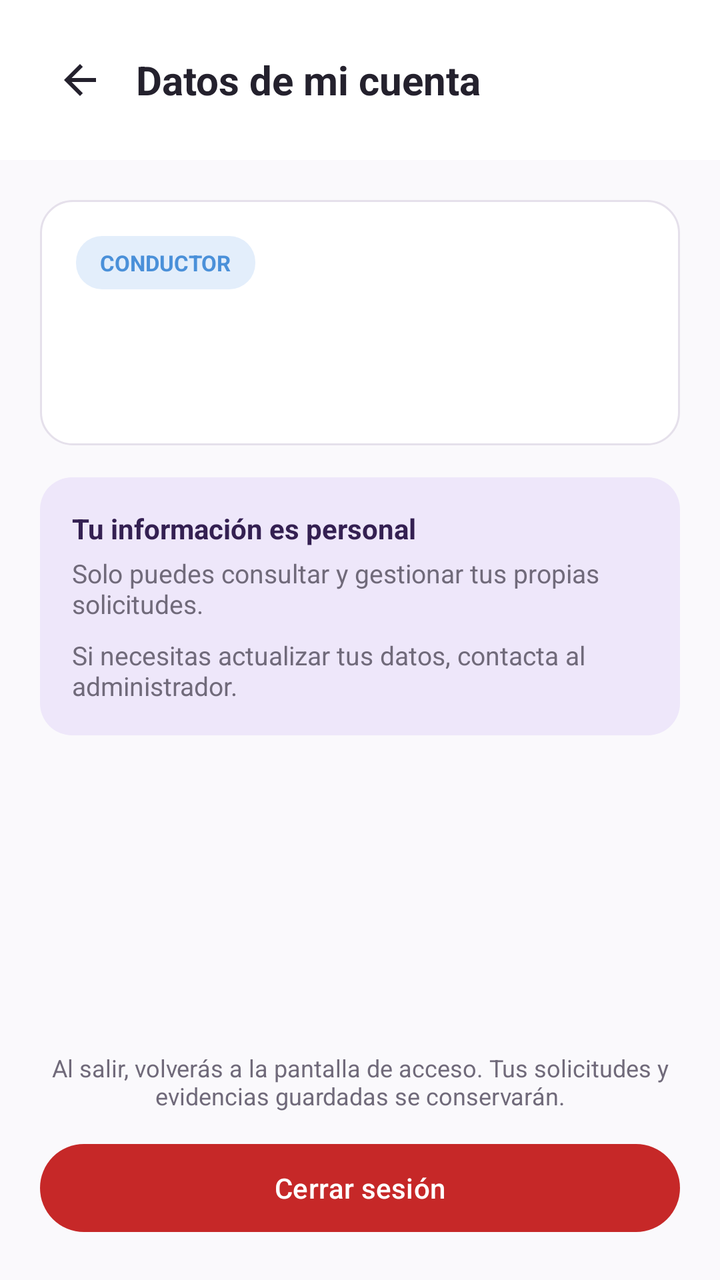
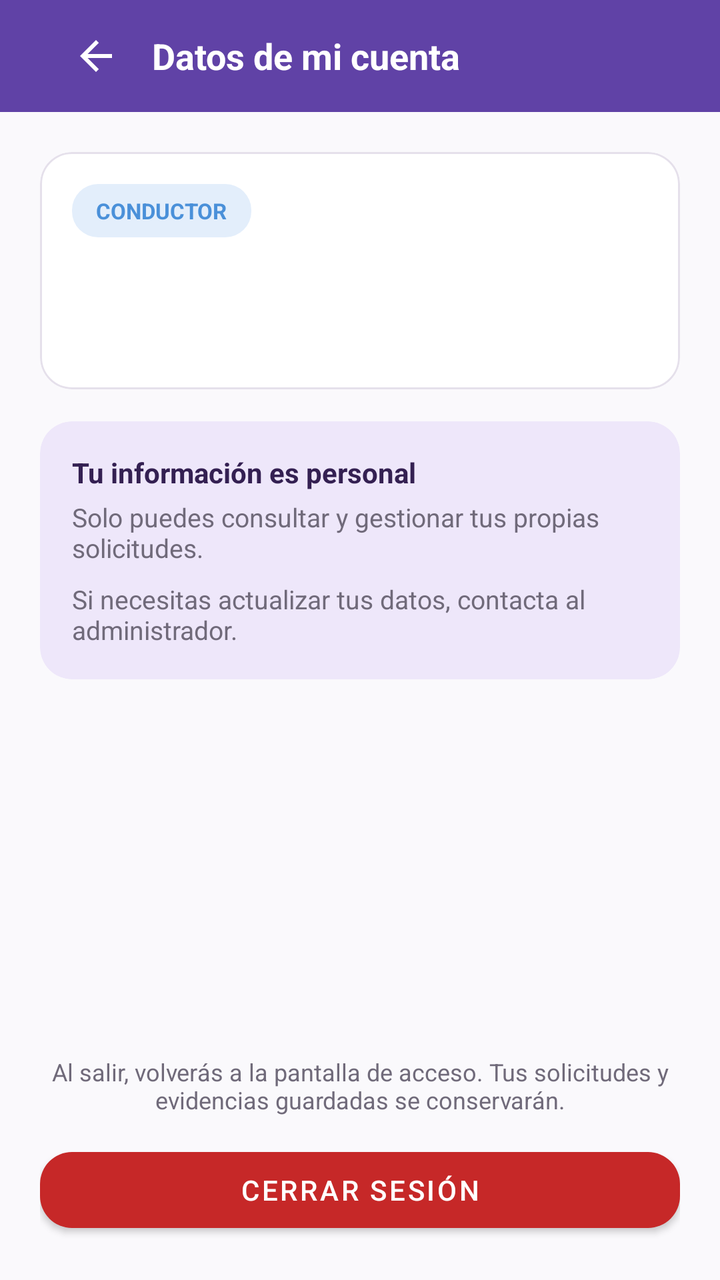

Compare the two renders of this Android layout. The source of the first and the diff that turns it into the second are given below.
<!-- AndroidManifest.xml: application theme Theme.ApiMovil -->
<!-- res/layout/fragment_perfil_conductor.xml -->
<?xml version="1.0" encoding="utf-8"?>
<LinearLayout xmlns:android="http://schemas.android.com/apk/res/android"
    xmlns:app="http://schemas.android.com/apk/res-auto"
    android:layout_width="match_parent"
    android:layout_height="match_parent"
    android:background="@color/fondo"
    android:orientation="vertical">

    <LinearLayout
        android:layout_width="match_parent"
        android:layout_height="wrap_content"
        android:orientation="horizontal"
        android:gravity="center_vertical"
        android:background="@color/blanco"
        android:padding="20dp">

        <ImageButton
            android:id="@+id/btnVolver"
            android:layout_width="40dp"
            android:layout_height="40dp"
            android:src="@drawable/ic_back"
            android:background="?attr/selectableItemBackgroundBorderless"
            android:contentDescription="@string/volver" />

        <TextView
            android:text="@string/datos_de_mi_cuenta"
            android:layout_width="wrap_content"
            android:layout_height="wrap_content"
            android:textSize="20sp"
            android:textStyle="bold"
            android:textColor="@color/texto_principal"
            android:layout_marginStart="8dp" />
    </LinearLayout>

    <LinearLayout
        android:layout_width="match_parent"
        android:layout_height="match_parent"
        android:orientation="vertical"
        android:padding="20dp">

        <LinearLayout
            android:layout_width="match_parent"
            android:layout_height="wrap_content"
            android:orientation="vertical"
            android:background="@drawable/bg_tarjeta"
            android:padding="18dp">

            <TextView
                android:text="@string/rol_conductor"
                android:layout_width="wrap_content"
                android:layout_height="wrap_content"
                android:background="@drawable/bg_badge_abierta"
                android:textColor="@color/estado_abierta"
                android:textStyle="bold"
                android:textSize="11sp"
                android:paddingHorizontal="12dp"
                android:paddingVertical="6dp" />

            <TextView
                android:id="@+id/textNombre"
                android:layout_width="match_parent"
                android:layout_height="wrap_content"
                android:textSize="20sp"
                android:textStyle="bold"
                android:textColor="@color/texto_principal"
                android:layout_marginTop="12dp" />

            <TextView
                android:id="@+id/textCorreo"
                android:layout_width="match_parent"
                android:layout_height="wrap_content"
                android:textSize="14sp"
                android:textColor="@color/texto_secundario"
                android:layout_marginTop="2dp" />
        </LinearLayout>

        <LinearLayout
            android:layout_width="match_parent"
            android:layout_height="wrap_content"
            android:orientation="vertical"
            android:background="@drawable/bg_tarjeta_info"
            android:padding="16dp"
            android:layout_marginTop="16dp">

            <TextView
                android:text="@string/tu_informacion_es_personal"
                android:layout_width="match_parent"
                android:layout_height="wrap_content"
                android:textColor="@color/marca_oscuro"
                android:textStyle="bold"
                android:textSize="14sp" />

            <TextView
                android:text="@string/informacion_protegida_conductor"
                android:layout_width="match_parent"
                android:layout_height="wrap_content"
                android:textColor="@color/texto_secundario"
                android:textSize="13sp"
                android:layout_marginTop="4dp" />

            <TextView
                android:text="@string/si_necesitas_actualizar_contacta_admin"
                android:layout_width="match_parent"
                android:layout_height="wrap_content"
                android:textColor="@color/texto_secundario"
                android:textSize="13sp"
                android:layout_marginTop="8dp" />
        </LinearLayout>

        <View
            android:layout_width="0dp"
            android:layout_height="0dp"
            android:layout_weight="1" />

        <TextView
            android:text="@string/informacion_cierre_sesion"
            android:layout_width="match_parent"
            android:layout_height="wrap_content"
            android:textColor="@color/texto_secundario"
            android:textSize="12sp"
            android:gravity="center"
            android:layout_marginBottom="12dp" />

        <com.google.android.material.button.MaterialButton
            android:id="@+id/btnCerrarSesion"
            android:layout_width="match_parent"
            android:layout_height="52dp"
            android:text="@string/cerrar_sesion"
            app:cornerRadius="28dp"
            app:backgroundTint="@color/estado_vencida" />

    </LinearLayout>
</LinearLayout>
<!-- resources referenced by this layout -->
<resources>
  <color name="blanco">#FFFFFF</color>
  <color name="estado_abierta">#4A90D9</color>
  <color name="estado_vencida">#C62828</color>
  <color name="fondo">#FAF9FC</color>
  <color name="marca_oscuro">#342052</color>
  <color name="texto_principal">#24212D</color>
  <color name="texto_secundario">#706A7A</color>
  <!-- drawable bg_badge_abierta (drawable) -->
  <?xml version="1.0" encoding="utf-8"?>
  <shape xmlns:android="http://schemas.android.com/apk/res/android" android:shape="rectangle">
      <solid android:color="@color/estado_abierta_fondo" />
      <corners android:radius="13dp" />
  </shape>
  <!-- drawable bg_tarjeta (drawable) -->
  <?xml version="1.0" encoding="utf-8"?>
  <shape xmlns:android="http://schemas.android.com/apk/res/android" android:shape="rectangle">
      <solid android:color="@color/blanco" />
      <corners android:radius="16dp" />
      <stroke android:width="1dp" android:color="@color/borde" />
  </shape>
  <!-- drawable bg_tarjeta_info (drawable) -->
  <?xml version="1.0" encoding="utf-8"?>
  <shape xmlns:android="http://schemas.android.com/apk/res/android" android:shape="rectangle">
      <solid android:color="@color/marca_claro" />
      <corners android:radius="16dp" />
  </shape>
  <!-- drawable ic_back (drawable) -->
  <?xml version="1.0" encoding="utf-8"?>
  <vector xmlns:android="http://schemas.android.com/apk/res/android"
      android:width="24dp" android:height="24dp"
      android:viewportWidth="24" android:viewportHeight="24">
      <path android:fillColor="#24212D"
          android:pathData="M20,11H7.83l5.59,-5.59L12,4l-8,8 8,8 1.41,-1.41L7.83,13H20v-2z" />
  </vector>
  <string name="cerrar_sesion">Cerrar sesión</string>
  <string name="datos_de_mi_cuenta">Datos de mi cuenta</string>
  <string name="informacion_cierre_sesion">Al salir, volverás a la pantalla de acceso. Tus solicitudes y evidencias guardadas se conservarán.</string>
  <string name="informacion_protegida_conductor">Solo puedes consultar y gestionar tus propias solicitudes.</string>
  <string name="rol_conductor">CONDUCTOR</string>
  <string name="si_necesitas_actualizar_contacta_admin">Si necesitas actualizar tus datos, contacta al administrador.</string>
  <string name="tu_informacion_es_personal">Tu información es personal</string>
  <string name="volver">Volver</string>
  <style name="Theme.ApiMovil" parent="Theme.Material3.DayNight.NoActionBar">
          <item name="colorPrimary">@color/purple_500</item>
          <item name="colorPrimaryVariant">@color/purple_700</item>
          <item name="colorOnPrimary">@color/white</item>
          <item name="colorSecondary">@color/teal_200</item>
      </style>
  <color name="estado_abierta_fondo">#E3EEFB</color>
  <color name="borde">#E5E0EB</color>
  <color name="marca_claro">#EEE7FA</color>
  <color name="purple_500">#6042A6</color>
  <color name="purple_700">#342052</color>
  <color name="white">#FFFFFFFF</color>
  <color name="teal_200">#6042A6</color>
</resources>

<!-- the commit's change to res/layout/fragment_perfil_conductor.xml (unified diff, before → after) -->
@@ -6,31 +6,44 @@
     android:background="@color/fondo"
     android:orientation="vertical">
 
-    <LinearLayout
+    <com.google.android.material.appbar.AppBarLayout
         android:layout_width="match_parent"
         android:layout_height="wrap_content"
-        android:orientation="horizontal"
-        android:gravity="center_vertical"
-        android:background="@color/blanco"
-        android:padding="20dp">
+        app:elevation="0dp">
 
-        <ImageButton
-            android:id="@+id/btnVolver"
-            android:layout_width="40dp"
-            android:layout_height="40dp"
-            android:src="@drawable/ic_back"
-            android:background="?attr/selectableItemBackgroundBorderless"
-            android:contentDescription="@string/volver" />
+        <com.google.android.material.appbar.MaterialToolbar
+            android:layout_width="match_parent"
+            android:layout_height="?attr/actionBarSize"
+            android:background="?attr/colorPrimary">
 
-        <TextView
-            android:text="@string/datos_de_mi_cuenta"
-            android:layout_width="wrap_content"
-            android:layout_height="wrap_content"
-            android:textSize="20sp"
-            android:textStyle="bold"
-            android:textColor="@color/texto_principal"
-            android:layout_marginStart="8dp" />
-    </LinearLayout>
+            <LinearLayout
+                android:layout_width="match_parent"
+                android:layout_height="wrap_content"
+                android:gravity="center_vertical"
+                android:orientation="horizontal"
+                android:paddingHorizontal="12dp">
+
+                <ImageButton
+                    android:id="@+id/btnVolver"
+                    android:layout_width="40dp"
+                    android:layout_height="40dp"
+                    android:background="?attr/selectableItemBackgroundBorderless"
+                    android:contentDescription="@string/volver"
+                    android:src="@drawable/ic_back"
+                    app:tint="@color/blanco" />
+
+                <TextView
+                    android:layout_width="wrap_content"
+                    android:layout_height="wrap_content"
+                    android:layout_marginStart="8dp"
+                    android:text="@string/datos_de_mi_cuenta"
+                    android:textColor="@color/blanco"
+                    android:textSize="18sp"
+                    android:textStyle="bold" />
+            </LinearLayout>
+
+        </com.google.android.material.appbar.MaterialToolbar>
+    </com.google.android.material.appbar.AppBarLayout>
 
     <LinearLayout
         android:layout_width="match_parent"
@@ -38,96 +51,113 @@
         android:orientation="vertical"
         android:padding="20dp">
 
-        <LinearLayout
+        <com.google.android.material.card.MaterialCardView
             android:layout_width="match_parent"
             android:layout_height="wrap_content"
-            android:orientation="vertical"
-            android:background="@drawable/bg_tarjeta"
-            android:padding="18dp">
+            app:cardBackgroundColor="@color/blanco"
+            app:cardCornerRadius="16dp"
+            app:cardElevation="0dp"
+            app:contentPadding="16dp"
+            app:strokeColor="@color/borde"
+            app:strokeWidth="1dp">
 
-            <TextView
-                android:text="@string/rol_conductor"
-                android:layout_width="wrap_content"
-                android:layout_height="wrap_content"
-                android:background="@drawable/bg_badge_abierta"
-                android:textColor="@color/estado_abierta"
-                android:textStyle="bold"
-                android:textSize="11sp"
-                android:paddingHorizontal="12dp"
-                android:paddingVertical="6dp" />
-
-            <TextView
-                android:id="@+id/textNombre"
+            <LinearLayout
                 android:layout_width="match_parent"
                 android:layout_height="wrap_content"
-                android:textSize="20sp"
-                android:textStyle="bold"
-                android:textColor="@color/texto_principal"
-                android:layout_marginTop="12dp" />
+                android:orientation="vertical">
 
-            <TextView
-                android:id="@+id/textCorreo"
+                <TextView
+                    android:layout_width="wrap_content"
+                    android:layout_height="wrap_content"
+                    android:background="@drawable/bg_badge_abierta"
+                    android:paddingHorizontal="12dp"
+                    android:paddingVertical="6dp"
+                    android:text="@string/rol_conductor"
+                    android:textColor="@color/estado_abierta"
+                    android:textSize="11sp"
+                    android:textStyle="bold" />
+
+                <TextView
+                    android:id="@+id/textNombre"
+                    android:layout_width="match_parent"
+                    android:layout_height="wrap_content"
+                    android:layout_marginTop="12dp"
+                    android:textColor="@color/texto_principal"
+                    android:textSize="20sp"
+                    android:textStyle="bold" />
+
+                <TextView
+                    android:id="@+id/textCorreo"
+                    android:layout_width="match_parent"
+                    android:layout_height="wrap_content"
+                    android:layout_marginTop="2dp"
+                    android:textColor="@color/texto_secundario"
+                    android:textSize="14sp" />
+            </LinearLayout>
+        </com.google.android.material.card.MaterialCardView>
+
+        <com.google.android.material.card.MaterialCardView
+            android:layout_width="match_parent"
+            android:layout_height="wrap_content"
+            android:layout_marginTop="16dp"
+            app:cardBackgroundColor="@color/marca_claro"
+            app:cardCornerRadius="16dp"
+            app:cardElevation="0dp"
+            app:contentPadding="16dp"
+            app:strokeWidth="0dp">
+
+            <LinearLayout
                 android:layout_width="match_parent"
                 android:layout_height="wrap_content"
-                android:textSize="14sp"
-                android:textColor="@color/texto_secundario"
-                android:layout_marginTop="2dp" />
-        </LinearLayout>
+                android:orientation="vertical">
 
-        <LinearLayout
+                <TextView
+                    android:layout_width="match_parent"
+                    android:layout_height="wrap_content"
+                    android:text="@string/tu_informacion_es_personal"
+                    android:textColor="@color/marca_oscuro"
+                    android:textSize="14sp"
+                    android:textStyle="bold" />
+
+                <TextView
+                    android:layout_width="match_parent"
+                    android:layout_height="wrap_content"
+                    android:layout_marginTop="4dp"
+                    android:text="@string/informacion_protegida_conductor"
+                    android:textColor="@color/texto_secundario"
+                    android:textSize="13sp" />
+
+                <TextView
+                    android:layout_width="match_parent"
+                    android:layout_height="wrap_content"
+                    android:layout_marginTop="8dp"
+                    android:text="@string/si_necesitas_actualizar_contacta_admin"
+                    android:textColor="@color/texto_secundario"
+                    android:textSize="13sp" />
+            </LinearLayout>
+        </com.google.android.material.card.MaterialCardView>
+
+        <android.widget.Space
             android:layout_width="match_parent"
-            android:layout_height="wrap_content"
-            android:orientation="vertical"
-            android:background="@drawable/bg_tarjeta_info"
-            android:padding="16dp"
-            android:layout_marginTop="16dp">
-
-            <TextView
-                android:text="@string/tu_informacion_es_personal"
-                android:layout_width="match_parent"
-                android:layout_height="wrap_content"
-                android:textColor="@color/marca_oscuro"
-                android:textStyle="bold"
-                android:textSize="14sp" />
-
-            <TextView
-                android:text="@string/informacion_protegida_conductor"
-                android:layout_width="match_parent"
-                android:layout_height="wrap_content"
-                android:textColor="@color/texto_secundario"
-                android:textSize="13sp"
-                android:layout_marginTop="4dp" />
-
-            <TextView
-                android:text="@string/si_necesitas_actualizar_contacta_admin"
-                android:layout_width="match_parent"
-                android:layout_height="wrap_content"
-                android:textColor="@color/texto_secundario"
-                android:textSize="13sp"
-                android:layout_marginTop="8dp" />
-        </LinearLayout>
-
-        <View
-            android:layout_width="0dp"
             android:layout_height="0dp"
             android:layout_weight="1" />
 
         <TextView
-            android:text="@string/informacion_cierre_sesion"
             android:layout_width="match_parent"
             android:layout_height="wrap_content"
+            android:layout_marginBottom="12dp"
+            android:gravity="center"
+            android:text="@string/informacion_cierre_sesion"
             android:textColor="@color/texto_secundario"
-            android:textSize="12sp"
-            android:gravity="center"
-            android:layout_marginBottom="12dp" />
+            android:textSize="12sp" />
 
         <com.google.android.material.button.MaterialButton
             android:id="@+id/btnCerrarSesion"
             android:layout_width="match_parent"
-            android:layout_height="52dp"
+            android:layout_height="50dp"
             android:text="@string/cerrar_sesion"
-            app:cornerRadius="28dp"
-            app:backgroundTint="@color/estado_vencida" />
+            app:backgroundTint="@color/estado_vencida"
+            app:cornerRadius="16dp" />
 
     </LinearLayout>
 </LinearLayout>
<!-- resource entries referenced after the edit -->
@@ -12,19 +12,6 @@
   <shape xmlns:android="http://schemas.android.com/apk/res/android" android:shape="rectangle">
       <solid android:color="@color/estado_abierta_fondo" />
       <corners android:radius="13dp" />
-  </shape>
-  <!-- drawable bg_tarjeta (drawable) -->
-  <?xml version="1.0" encoding="utf-8"?>
-  <shape xmlns:android="http://schemas.android.com/apk/res/android" android:shape="rectangle">
-      <solid android:color="@color/blanco" />
-      <corners android:radius="16dp" />
-      <stroke android:width="1dp" android:color="@color/borde" />
-  </shape>
-  <!-- drawable bg_tarjeta_info (drawable) -->
-  <?xml version="1.0" encoding="utf-8"?>
-  <shape xmlns:android="http://schemas.android.com/apk/res/android" android:shape="rectangle">
-      <solid android:color="@color/marca_claro" />
-      <corners android:radius="16dp" />
   </shape>
   <!-- drawable ic_back (drawable) -->
   <?xml version="1.0" encoding="utf-8"?>
@@ -42,18 +29,18 @@
   <string name="si_necesitas_actualizar_contacta_admin">Si necesitas actualizar tus datos, contacta al administrador.</string>
   <string name="tu_informacion_es_personal">Tu información es personal</string>
   <string name="volver">Volver</string>
-  <style name="Theme.ApiMovil" parent="Theme.Material3.DayNight.NoActionBar">
-          <item name="colorPrimary">@color/purple_500</item>
-          <item name="colorPrimaryVariant">@color/purple_700</item>
-          <item name="colorOnPrimary">@color/white</item>
-          <item name="colorSecondary">@color/teal_200</item>
+  <style name="Theme.ApiMovil" parent="Theme.MaterialComponents.DayNight.NoActionBar">
+          <item name="colorPrimary">@color/marca</item>
+          <item name="colorPrimaryVariant">@color/marca_oscuro</item>
+          <item name="colorOnPrimary">@color/blanco</item>
+          <item name="colorSecondary">@color/marca_claro</item>
+          <item name="colorOnSecondary">@color/texto_principal</item>
+          <item name="android:windowBackground">@color/fondo</item>
+          <item name="android:statusBarColor">@color/marca_oscuro</item>
       </style>
   <color name="estado_abierta_fondo">#E3EEFB</color>
+  <color name="marca">#6042A6</color>
   <color name="borde">#E5E0EB</color>
   <color name="marca_claro">#EEE7FA</color>
-  <color name="purple_500">#6042A6</color>
-  <color name="purple_700">#342052</color>
-  <color name="white">#FFFFFFFF</color>
-  <color name="teal_200">#6042A6</color>
 </resources>
 
